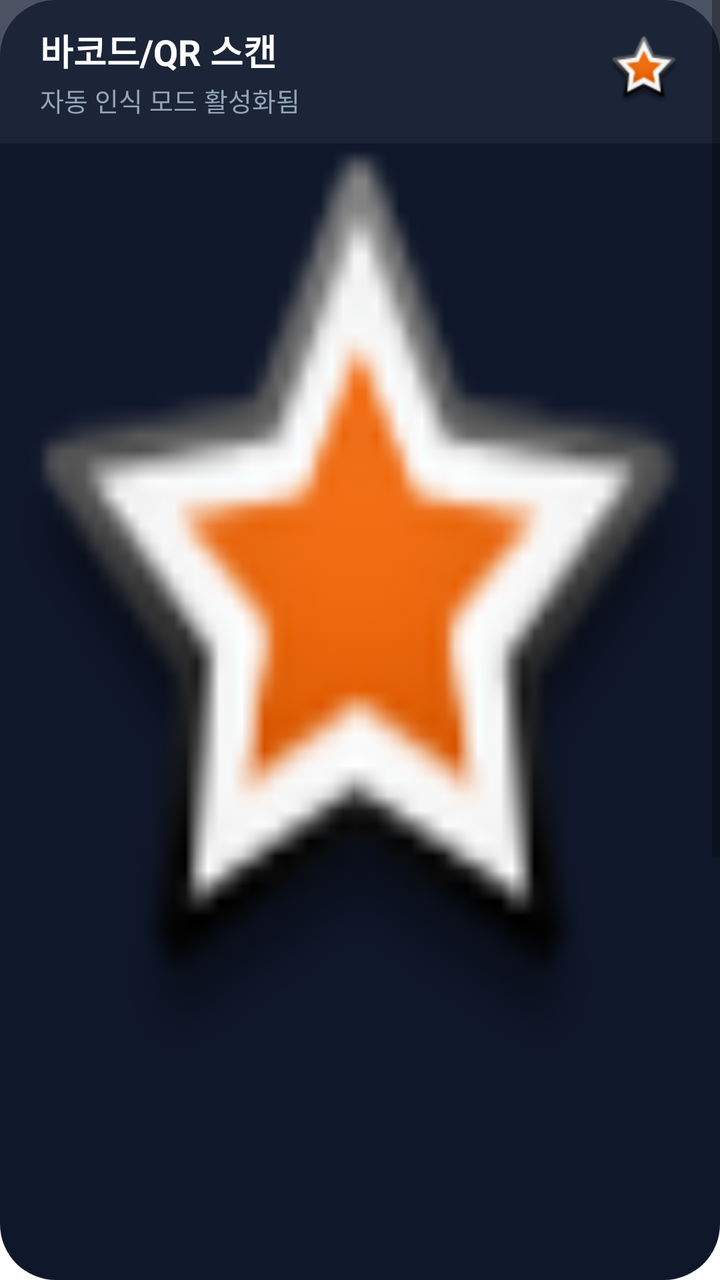
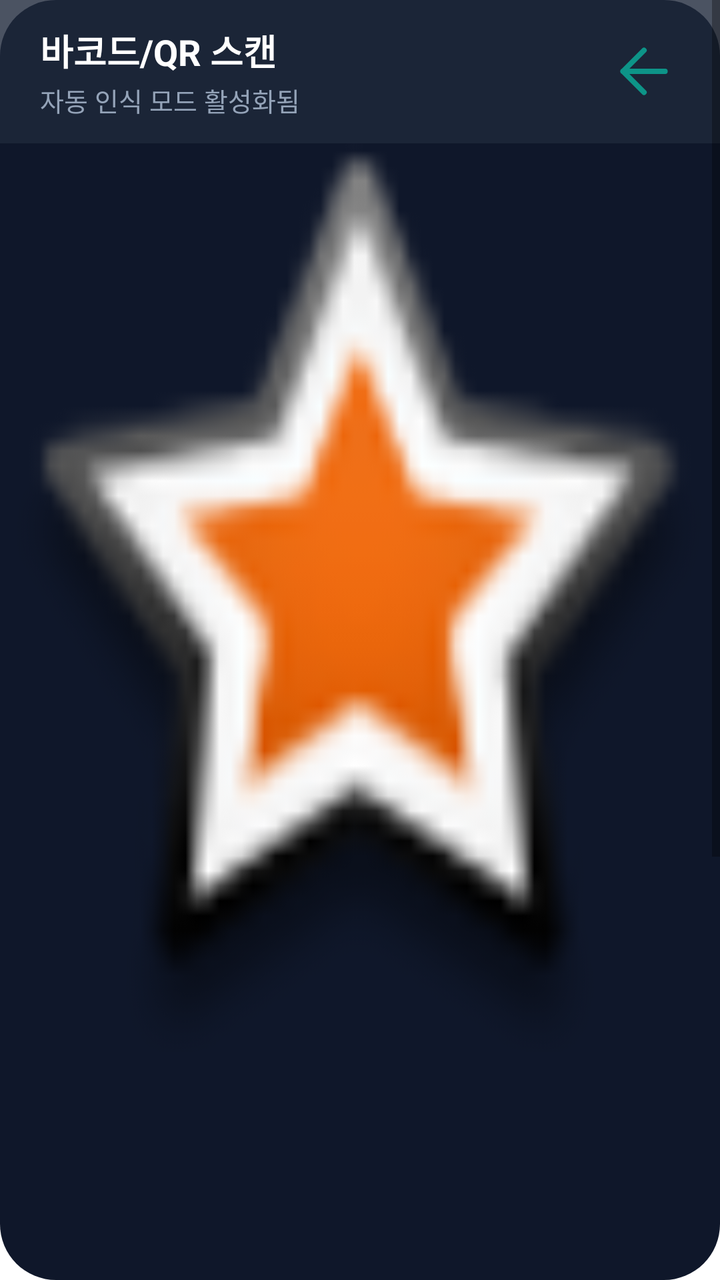

Compare the two renders of this Android layout. The source of the first and the diff that turns it into the second are given below.
<!-- AndroidManifest.xml: application theme Theme.MaterialComponents.DayNight.NoActionBar -->
<!-- res/layout/activity_barcode_scanner.xml -->
<LinearLayout 
	xmlns:android="http://schemas.android.com/apk/res/android"
	xmlns:tools="http://schemas.android.com/tools"
	xmlns:app="http://schemas.android.com/apk/res-auto"
	android:background="#FFFFFF"
	android:orientation="vertical"
	android:layout_width="match_parent"
	android:layout_height="match_parent">
	<ScrollView 
		android:id="@+id/r0gsv5sbpkqqk"
		android:layout_width="match_parent"
		android:layout_height="wrap_content"
		android:layout_weight="1"
		android:background="@drawable/cr28b0f172a"
		android:paddingBottom="114dp">
		<LinearLayout
			android:layout_width="match_parent"
			android:layout_height="match_parent"
			android:orientation="vertical">
			<LinearLayout
				android:id="@+id/r7b8fyy8q5rg"
				android:layout_width="match_parent"
				android:layout_height="wrap_content"
				android:orientation="vertical">
				<LinearLayout
					android:id="@+id/rwpshzafubw"
					android:layout_width="match_parent"
					android:layout_height="wrap_content"
					android:gravity="center_vertical"
					android:paddingVertical="11dp"
					android:paddingHorizontal="20dp"
					android:visibility="gone"
					android:orientation="horizontal">
					<TextView
						android:id="@+id/riqse14du1wg"
						android:textColor="#FFFFFF"
						android:textSize="14sp"
						android:textStyle="bold"
						android:layout_height="wrap_content"
						android:layout_width="wrap_content"
						android:text=""
					/>
					<View
						android:layout_width="0dp"
						android:layout_height="0dp"
						android:layout_weight="1"
					 />
					<ImageView
						android:id="@+id/r2dw5neub3vq"
						android:layout_width="72dp"
						android:layout_height="18dp"
						android:src="@android:drawable/star_big_on"
						android:scaleType="fitXY"
					/>
				</LinearLayout>
				<LinearLayout
					android:id="@+id/rducz9epeqwo"
					android:layout_width="match_parent"
					android:layout_height="wrap_content"
					android:gravity="center_vertical"
					android:background="#CC1E293B"
					android:paddingVertical="12dp"
					android:paddingHorizontal="20dp"
					android:orientation="horizontal">
					<LinearLayout
						android:id="@+id/r013u3uswm23no"
						android:layout_width="wrap_content"
						android:layout_height="wrap_content"
						android:orientation="vertical">
						<TextView
							android:id="@+id/rwgcb3ob304a"
							android:textColor="#FFFFFF"
							android:textSize="18sp"
							android:textStyle="bold"
							android:layout_marginBottom="2dp"
							android:layout_marginEnd="14dp"
							android:layout_height="wrap_content"
							android:layout_width="wrap_content"
							android:text="바코드/QR 스캔"
						/>
						<TextView
							android:id="@+id/rolgbqyiyb9b"
							android:textColor="#94A3B8"
							android:textSize="13sp"
							android:layout_height="wrap_content"
							android:layout_width="wrap_content"
							android:text="자동 인식 모드 활성화됨"
						/>
					</LinearLayout>
					<View
						android:layout_width="0dp"
						android:layout_height="0dp"
						android:layout_weight="1"
					 />
					<com.google.android.material.imageview.ShapeableImageView
						android:id="@+id/rvhf4gydald"
						app:shapeAppearanceOverlay="@style/cr18"
						android:layout_width="36dp"
						android:layout_height="36dp"
						android:src="@android:drawable/star_big_on"
						android:scaleType="fitXY"
					/>
				</LinearLayout>
				<ImageView
					android:id="@+id/r59zx6vv10kf"
					android:layout_width="match_parent"
					android:layout_height="480dp"
					android:src="@android:drawable/star_big_on"
					android:scaleType="fitXY"
				/>
				<LinearLayout
					android:id="@+id/r7engj7ukvpw"
					android:layout_width="match_parent"
					android:layout_height="wrap_content"
					android:gravity="center_horizontal"
					android:paddingVertical="16dp"
					android:orientation="vertical">
					<TextView
						android:id="@+id/r7f8e1v2rbd8"
						android:textColor="#FFFFFF"
						android:textSize="14sp"
						android:layout_height="wrap_content"
						android:layout_width="wrap_content"
						android:text="바코드 또는 QR코드를 스캔 영역에 맞춰주세요."
					/>
				</LinearLayout>
				<LinearLayout
					android:id="@+id/r1d4feu5oq23"
					android:layout_width="match_parent"
					android:layout_height="wrap_content"
					android:gravity="center_vertical"
					android:paddingVertical="8dp"
					android:paddingHorizontal="20dp"
					android:orientation="horizontal">
					<LinearLayout
						android:id="@+id/r34ewyb3xwz4"
						android:layout_width="0dp"
						android:layout_height="wrap_content"
						android:layout_weight="1"
						android:gravity="center_horizontal"
						android:background="@drawable/cr100b0d9488"
						android:paddingVertical="12dp"
						android:layout_marginEnd="12dp"
						android:clickable="true"
						android:focusable="true"
						android:orientation="vertical">
						<TextView
							android:id="@+id/ri9n0ew3nqa"
							android:textColor="#FFFFFF"
							android:textSize="14sp"
							android:textStyle="bold"
							android:layout_height="wrap_content"
							android:layout_width="wrap_content"
							android:text="바코드"
						/>
					</LinearLayout>
					<LinearLayout
						android:id="@+id/ratq18nw1ps"
						android:layout_width="0dp"
						android:layout_height="wrap_content"
						android:layout_weight="1"
						android:gravity="center_horizontal"
						android:background="@drawable/s94a3b8sw1cr100"
						android:paddingVertical="11dp"
						android:clickable="true"
						android:focusable="true"
						android:orientation="vertical">
						<TextView
							android:id="@+id/rcp34gdlrln"
							android:textColor="#94A3B8"
							android:textSize="14sp"
							android:layout_height="wrap_content"
							android:layout_width="wrap_content"
							android:text="QR코드"
						/>
					</LinearLayout>
				</LinearLayout>
				<LinearLayout
					android:id="@+id/rqlif5m9ncq"
					android:layout_width="match_parent"
					android:layout_height="wrap_content"
					android:gravity="center_vertical"
					android:paddingVertical="20dp"
					android:paddingHorizontal="32dp"
					android:orientation="horizontal">
					<LinearLayout
						android:id="@+id/r1llh6arg7iy"
						android:layout_width="wrap_content"
						android:layout_height="wrap_content"
						android:gravity="center_vertical"
						android:background="@drawable/cr100bffffff1f"
						android:paddingVertical="8dp"
						android:paddingHorizontal="16dp"
						android:clickable="true"
						android:focusable="true"
						android:orientation="horizontal">
						<com.google.android.material.imageview.ShapeableImageView
							android:id="@+id/r59l3mzf1vkl"
							app:shapeAppearanceOverlay="@style/cr100"
							android:layout_width="18dp"
							android:layout_height="18dp"
							android:layout_marginEnd="8dp"
							android:src="@android:drawable/star_big_on"
							android:scaleType="fitXY"
						/>
						<TextView
							android:id="@+id/rugo98clv47p"
							android:textColor="#FFFFFF"
							android:textSize="13sp"
							android:textStyle="bold"
							android:layout_height="wrap_content"
							android:layout_width="wrap_content"
							android:text="플래시 켜기"
						/>
					</LinearLayout>
					<View
						android:layout_width="0dp"
						android:layout_height="0dp"
						android:layout_weight="1"
					 />
					<LinearLayout
						android:id="@+id/rxq1d7hgy5c"
						android:layout_width="wrap_content"
						android:layout_height="wrap_content"
						android:gravity="center_vertical"
						android:background="@drawable/cr100bffffff1f"
						android:paddingVertical="8dp"
						android:paddingHorizontal="16dp"
						android:clickable="true"
						android:focusable="true"
						android:orientation="horizontal">
						<com.google.android.material.imageview.ShapeableImageView
							android:id="@+id/r0276uwguq9bt"
							app:shapeAppearanceOverlay="@style/cr100"
							android:layout_width="16dp"
							android:layout_height="16dp"
							android:layout_marginEnd="6dp"
							android:src="@android:drawable/star_big_on"
							android:scaleType="fitXY"
						/>
						<TextView
							android:id="@+id/robivtxvzpo"
							android:textColor="#FFFFFF"
							android:textSize="13sp"
							android:textStyle="bold"
							android:layout_height="wrap_content"
							android:layout_width="wrap_content"
							android:text="직접 입력"
						/>
					</LinearLayout>
				</LinearLayout>
				<LinearLayout
					android:id="@+id/rx27y19pvygr"
					android:layout_width="match_parent"
					android:layout_height="wrap_content"
					android:gravity="center_horizontal"
					android:paddingTop="8dp"
					android:orientation="vertical">
					<TextView
						android:id="@+id/rktyttb71dmm"
						android:textColor="#94A3B8"
						android:textSize="12sp"
						android:layout_marginBottom="20dp"
						android:layout_height="wrap_content"
						android:layout_width="wrap_content"
						android:text="스캔이 잘 안 되는 경우 직접 입력을 이용하세요."
					/>
				</LinearLayout>
			</LinearLayout>
		</LinearLayout>
	</ScrollView>
</LinearLayout>
<!-- resources referenced by this layout -->
<resources>
  <!-- drawable cr100b0d9488 (drawable) -->
  <?xml version="1.0" encoding="UTF-8"?>
  <shape
  	xmlns:android="http://schemas.android.com/apk/res/android">
  	<solid
  		android:color="#0D9488"
  	/>
  	<corners
  		android:radius="100dp"
  	/>      
  </shape>
  <!-- drawable cr100bffffff1f (drawable) -->
  <?xml version="1.0" encoding="UTF-8"?>
  <shape
  	xmlns:android="http://schemas.android.com/apk/res/android">
  	<solid
  		android:color="#1FFFFFFF"
  	/>
  	<corners
  		android:radius="100dp"
  	/>      
  </shape>
  <!-- drawable cr28b0f172a (drawable) -->
  <?xml version="1.0" encoding="UTF-8"?>
  <shape
  	xmlns:android="http://schemas.android.com/apk/res/android">
  	<solid
  		android:color="#0F172A"
  	/>
  	<corners
  		android:radius="28dp"
  	/>      
  </shape>
  <!-- drawable s94a3b8sw1cr100 (drawable) -->
  <?xml version="1.0" encoding="UTF-8"?>
  <shape
  	xmlns:android="http://schemas.android.com/apk/res/android">
  	<stroke
  		android:color="#94A3B8"
  		android:width="1dp"
  	/>       
  	<corners
  		android:radius="100dp"
  	/>      
  </shape>
  <style name="cr100">
  		<item name="cornerSize">100dp</item>
  	</style>
  <style name="cr18">
  		<item name="cornerSize">18dp</item>
  	</style>
</resources>

<!-- the commit's change to res/layout/activity_barcode_scanner.xml (unified diff, before → after) -->
@@ -97,8 +97,8 @@
 						app:shapeAppearanceOverlay="@style/cr18"
 						android:layout_width="36dp"
 						android:layout_height="36dp"
-						android:src="@android:drawable/star_big_on"
-						android:scaleType="fitXY"
+						android:src="@drawable/ic_inven_back"
+						android:scaleType="fitCenter"
 					/>
 				</LinearLayout>
 				<ImageView
@@ -200,8 +200,8 @@
 							android:layout_width="18dp"
 							android:layout_height="18dp"
 							android:layout_marginEnd="8dp"
-							android:src="@android:drawable/star_big_on"
-							android:scaleType="fitXY"
+							android:src="@drawable/ic_inven_flash"
+							android:scaleType="fitCenter"
 						/>
 						<TextView
 							android:id="@+id/rugo98clv47p"
@@ -235,8 +235,8 @@
 							android:layout_width="16dp"
 							android:layout_height="16dp"
 							android:layout_marginEnd="6dp"
-							android:src="@android:drawable/star_big_on"
-							android:scaleType="fitXY"
+							android:src="@drawable/ic_inven_keyboard"
+							android:scaleType="fitCenter"
 						/>
 						<TextView
 							android:id="@+id/robivtxvzpo"
<!-- resource entries referenced after the edit -->
@@ -33,6 +33,30 @@
   		android:radius="28dp"
   	/>      
   </shape>
+  <!-- drawable ic_inven_back (drawable) -->
+  <vector xmlns:android="http://schemas.android.com/apk/res/android"
+      android:width="24dp" android:height="24dp"
+      android:viewportWidth="24" android:viewportHeight="24">
+      <path android:fillColor="#00000000" android:strokeColor="#0D9488"
+          android:strokeWidth="1.8" android:strokeLineCap="round" android:strokeLineJoin="round"
+          android:pathData="M19,12 H5 M12,5 L5,12 L12,19" />
+  </vector>
+  <!-- drawable ic_inven_flash (drawable) -->
+  <vector xmlns:android="http://schemas.android.com/apk/res/android"
+      android:width="24dp" android:height="24dp"
+      android:viewportWidth="24" android:viewportHeight="24">
+      <path android:fillColor="#00000000" android:strokeColor="#0D9488"
+          android:strokeWidth="1.8" android:strokeLineCap="round" android:strokeLineJoin="round"
+          android:pathData="M13,2 L5,14 H11 L10,22 L19,10 H13 Z" />
+  </vector>
+  <!-- drawable ic_inven_keyboard (drawable) -->
+  <vector xmlns:android="http://schemas.android.com/apk/res/android"
+      android:width="24dp" android:height="24dp"
+      android:viewportWidth="24" android:viewportHeight="24">
+      <path android:fillColor="#00000000" android:strokeColor="#0D9488"
+          android:strokeWidth="1.8" android:strokeLineCap="round" android:strokeLineJoin="round"
+          android:pathData="M3,6 H21 V18 H3 Z M6,10 H6.01 M9,10 H9.01 M12,10 H12.01 M15,10 H15.01 M18,10 H18.01 M7,14 H17" />
+  </vector>
   <!-- drawable s94a3b8sw1cr100 (drawable) -->
   <?xml version="1.0" encoding="UTF-8"?>
   <shape
